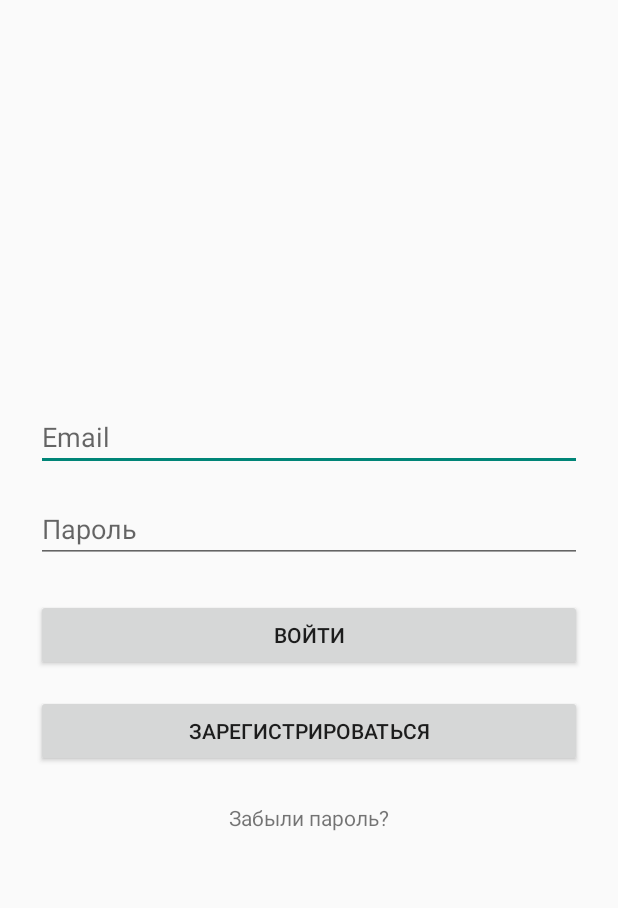
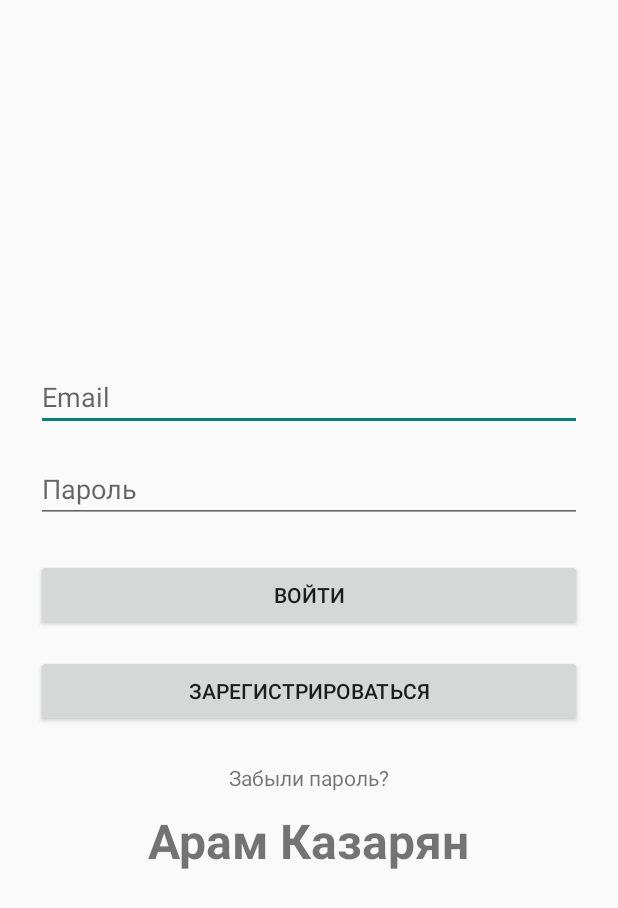
Before and after one commit to ArtosAPI/BibizianaProject, an Android app: the screen it shows after launch (AuthActivity), on a phone screen of 412 x 824 dp. Shown: the top 908 px of the screen. Run offline under Robolectric (Android 15) with nearby library versions, the phone set to English and light mode, and no system bars; our stand-ins replace Firebase (no records; nobody signed in at launch, a user with empty details on screens opened directly).

Commit message:
Final changes v1

```diff
--- a/app/src/main/res/layout/activity_auth.xml
+++ b/app/src/main/res/layout/activity_auth.xml
@@ -16,8 +16,10 @@
         android:padding="24dp"
         app:layout_constraintBottom_toBottomOf="parent"
         app:layout_constraintEnd_toEndOf="parent"
+        app:layout_constraintHorizontal_bias="1.0"
         app:layout_constraintStart_toStartOf="parent"
-        app:layout_constraintTop_toTopOf="parent">
+        app:layout_constraintTop_toTopOf="parent"
+        app:layout_constraintVertical_bias="1.0">
 
         <EditText
             android:id="@+id/etEmail"
@@ -51,9 +53,18 @@
         <TextView
             android:id="@+id/tvForgotPassword"
             android:layout_width="wrap_content"
-            android:layout_height="wrap_content"
+            android:layout_height="30dp"
             android:layout_marginTop="24dp"
             android:text="Забыли пароль?" />
+
+        <TextView
+            android:id="@+id/textView"
+            android:layout_width="250dp"
+            android:layout_height="wrap_content"
+            android:text="Арам Казарян"
+            android:textAlignment="center"
+            android:textSize="32sp"
+            android:textStyle="bold" />
 
     </LinearLayout>
 
```
Also changed, not shown: app/src/main/java/com/example/biblioteka/FavoritesGridAdapter.java (+15 -7 lines).
